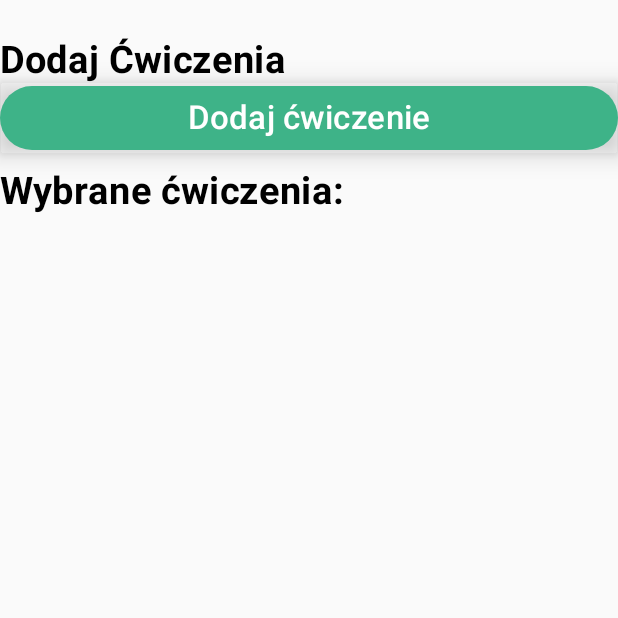
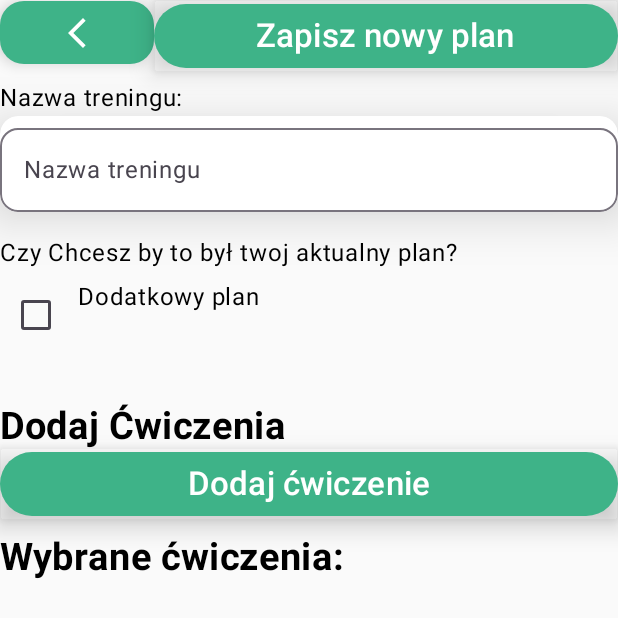
Before and after one commit to Erneo97/zdrowie_app_inzynierka, an Android app built with Jetpack Compose: the NewTreningPlanScreen screen opened through its navigation route, on a phone screen of 412 x 824 dp. Shown: the top 618 px of the screen. Run offline under Robolectric (Android 15) with nearby library versions, the phone set to English and light mode, and no system bars.

Commit message:
Widok tworzenia nowego planu treningowego. Pola: Nazwa, czyAktulany

```diff
--- a/BalansApp/app/src/main/java/com/example/firstcomposeap/ui/screens/NewTreningPlanScreen.kt
+++ b/BalansApp/app/src/main/java/com/example/firstcomposeap/ui/screens/NewTreningPlanScreen.kt
@@ -1,31 +1,85 @@
 package com.example.firstcomposeap.ui.screens
 
 import androidx.compose.foundation.layout.Column
+import androidx.compose.foundation.layout.Row
 import androidx.compose.foundation.layout.Spacer
+import androidx.compose.foundation.layout.fillMaxSize
+import androidx.compose.foundation.layout.fillMaxWidth
 import androidx.compose.foundation.layout.height
+import androidx.compose.foundation.layout.width
 import androidx.compose.foundation.rememberScrollState
 import androidx.compose.foundation.verticalScroll
+import androidx.compose.material3.Checkbox
 import androidx.compose.material3.Text
 import androidx.compose.runtime.Composable
+import androidx.compose.runtime.getValue
+import androidx.compose.runtime.mutableStateOf
+import androidx.compose.runtime.remember
+import androidx.compose.runtime.setValue
 import androidx.compose.ui.Modifier
 import androidx.compose.ui.text.font.FontWeight
 import androidx.compose.ui.unit.dp
 import androidx.compose.ui.unit.sp
 import com.example.balansapp.ui.components.FullSizeButton
+import com.example.balansapp.ui.components.input.InputField
 import com.example.firstcomposeap.ui.service.TreningViewModel
 
 
 @Composable
 fun NewTreningPlanScreen(treningViewModel: TreningViewModel, onCLose : () -> Unit ) {
-    Column {
+    var nazwa by remember { mutableStateOf("") }
+
+    var czyAktualny by remember { mutableStateOf(false) }
+    var cel by remember { mutableStateOf("") }
+
+    Spacer(Modifier.height(10.dp))
+
+
+    Column(Modifier.fillMaxSize()) {
+        NavigationButtonsRetAdd(
+            onClose = { onCLose() },
+            onAdd = { },
+            mainText = "Zapisz nowy plan"
+        )
+        Spacer(Modifier.height(5.dp))
+
+
+        Column(Modifier.weight(2f)
+        ) {
+            Text("Nazwa treningu: ")
+            InputField(
+                value = nazwa,
+                onValueChange = { nazwa = it},
+                label = "Nazwa treningu",
+                modifier = Modifier.fillMaxWidth()
+            )
+            Spacer(Modifier.height(15.dp))
+
+            Text("Czy Chcesz by to był twoj aktualny plan?")
+            Spacer(Modifier.height(5.dp))
+            Row(Modifier.fillMaxWidth( ) ) {
+                Checkbox(
+                    checked = czyAktualny,
+                    onCheckedChange = {czyAktualny = it},
+                )
+                Spacer(Modifier.width(4.dp).height(3.dp))
+                Text((if (czyAktualny) "Aktualny" else "Dodatkowy") + " plan")
+            }
+
+
+        }
+
+
+
+
         // wyświetlanie dodanych ćwiczeń
         Spacer(Modifier.height(25.dp))
         Text("Dodaj Ćwiczenia", fontWeight = FontWeight.Bold, fontSize = 25.sp)
         FullSizeButton(
             text = "Dodaj ćwiczenie",
-            onClick = { onCLose() },
+            onClick = {  onCLose()  },
         )
-        Column (Modifier.weight(3f).verticalScroll(rememberScrollState())
+        Column (Modifier.weight(5f).verticalScroll(rememberScrollState())
         ) {
 
             Spacer(Modifier.height(10.dp))
```
